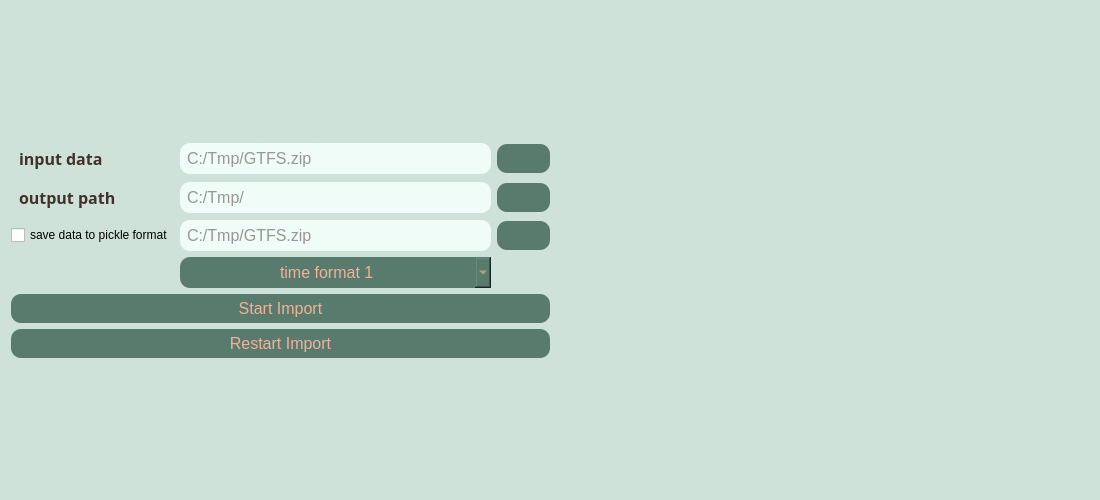
Qt form view/ui/create_table_import.ui (Themishau/GTFStoFahrplan) before a commit.
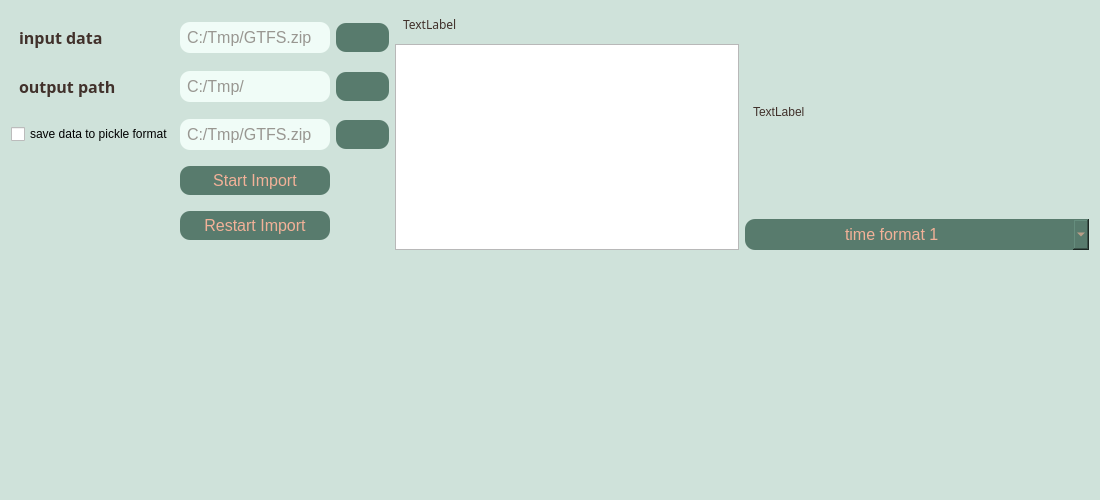
The same form after that commit. Icons and pictures are not drawn.

Commit message:
refactor(Create_Plan): added cancel function and deleted unused code accept also new gtfs format (vrr etc.)
updated packages and python venv

```diff
--- a/view/ui/create_table_import.ui
+++ b/view/ui/create_table_import.ui
@@ -83,65 +83,51 @@
   </property>
   <layout class="QGridLayout" name="gridLayout_2">
    <property name="sizeConstraint">
-    <enum>QLayout::SetMaximumSize</enum>
+    <enum>QLayout::SetDefaultConstraint</enum>
    </property>
    <item row="0" column="1" colspan="2">
     <layout class="QGridLayout" name="gridLayout">
      <property name="sizeConstraint">
       <enum>QLayout::SetMaximumSize</enum>
      </property>
-     <item row="10" column="1">
-      <layout class="QGridLayout" name="gridLayout_5"/>
-     </item>
-     <item row="18" column="1">
-      <spacer name="verticalSpacer">
-       <property name="orientation">
-        <enum>Qt::Vertical</enum>
-       </property>
-       <property name="sizeHint" stdset="0">
-        <size>
-         <width>20</width>
-         <height>40</height>
-        </size>
-       </property>
-      </spacer>
-     </item>
-     <item row="18" column="4">
-      <spacer name="horizontalSpacer">
-       <property name="orientation">
-        <enum>Qt::Horizontal</enum>
-       </property>
-       <property name="sizeHint" stdset="0">
-        <size>
-         <width>40</width>
-         <height>20</height>
-        </size>
-       </property>
-      </spacer>
-     </item>
-     <item row="0" column="3">
-      <layout class="QGridLayout" name="gridLayout_4"/>
-     </item>
-     <item row="8" column="1">
-      <widget class="QPushButton" name="btnRestart">
-       <property name="enabled">
-        <bool>false</bool>
-       </property>
-       <property name="font">
-        <font>
-         <pointsize>12</pointsize>
-        </font>
-       </property>
-       <property name="styleSheet">
-        <string notr="true"/>
-       </property>
-       <property name="text">
-        <string>Restart Import</string>
-       </property>
-      </widget>
-     </item>
-     <item row="6" column="1">
+     <item row="0" column="0">
       <layout class="QGridLayout" name="gridLayout_3">
+       <item row="1" column="0">
+        <widget class="QLabel" name="label_11">
+         <property name="font">
+          <font>
+           <family>MS Reference Sans Serif</family>
+          </font>
+         </property>
+         <property name="styleSheet">
+          <string notr="true"/>
+         </property>
+         <property name="text">
+          <string>&lt;html&gt;&lt;head/&gt;&lt;body&gt;&lt;p&gt;&lt;span style=&quot; font-size:12pt; font-weight:600;&quot;&gt;input data&lt;/span&gt;&lt;/p&gt;&lt;/body&gt;&lt;/html&gt;</string>
+         </property>
+         <property name="buddy">
+          <cstring>lineInputPath</cstring>
+         </property>
+        </widget>
+       </item>
+       <item row="4" column="1">
+        <widget class="QPushButton" name="btnImport">
+         <property name="enabled">
+          <bool>true</bool>
+         </property>
+         <property name="font">
+          <font>
+           <pointsize>12</pointsize>
+          </font>
+         </property>
+         <property name="styleSheet">
+          <string notr="true"/>
+         </property>
+         <property name="text">
+          <string>Start Import</string>
+         </property>
+        </widget>
+       </item>
        <item row="3" column="2">
         <widget class="QPushButton" name="btnGetPickleFile">
          <property name="enabled">
@@ -183,21 +169,6 @@
          </property>
         </widget>
        </item>
-       <item row="1" column="0">
-        <widget class="QLabel" name="label_11">
-         <property name="font">
-          <font>
-           <family>MS Reference Sans Serif</family>
-          </font>
-         </property>
-         <property name="styleSheet">
-          <string notr="true"/>
-         </property>
-         <property name="text">
-          <string>&lt;html&gt;&lt;head/&gt;&lt;body&gt;&lt;p&gt;&lt;span style=&quot; font-size:12pt; font-weight:600;&quot;&gt;input data&lt;/span&gt;&lt;/p&gt;&lt;/body&gt;&lt;/html&gt;</string>
-         </property>
-        </widget>
-       </item>
        <item row="2" column="2">
         <widget class="QPushButton" name="btnGetOutputDir">
          <property name="enabled">
@@ -220,21 +191,6 @@
          </property>
         </widget>
        </item>
-       <item row="2" column="0">
-        <widget class="QLabel" name="label_10">
-         <property name="font">
-          <font>
-           <family>MS Reference Sans Serif</family>
-          </font>
-         </property>
-         <property name="styleSheet">
-          <string notr="true"/>
-         </property>
-         <property name="text">
-          <string>&lt;html&gt;&lt;head/&gt;&lt;body&gt;&lt;p&gt;&lt;span style=&quot; font-size:12pt; font-weight:600;&quot;&gt;output path&lt;/span&gt;&lt;/p&gt;&lt;/body&gt;&lt;/html&gt;</string>
-         </property>
-        </widget>
-       </item>
        <item row="3" column="1">
         <widget class="QLineEdit" name="picklesavename">
          <property name="font">
@@ -248,36 +204,14 @@
          <property name="text">
           <string/>
          </property>
+         <property name="readOnly">
+          <bool>true</bool>
+         </property>
          <property name="placeholderText">
           <string>C:/Tmp/GTFS.zip</string>
          </property>
         </widget>
        </item>
-       <item row="4" column="1">
-        <widget class="QComboBox" name="comboBox_display">
-         <property name="enabled">
-          <bool>true</bool>
-         </property>
-         <property name="font">
-          <font>
-           <pointsize>12</pointsize>
-          </font>
-         </property>
-         <property name="styleSheet">
-          <string notr="true"/>
-         </property>
-         <item>
-          <property name="text">
-           <string>time format 1</string>
-          </property>
-         </item>
-         <item>
-          <property name="text">
-           <string>time format 2</string>
-          </property>
-         </item>
-        </widget>
-       </item>
        <item row="1" column="2">
         <widget class="QPushButton" name="btnGetFile">
          <property name="enabled">
@@ -313,11 +247,32 @@
          <property name="text">
           <string/>
          </property>
+         <property name="readOnly">
+          <bool>true</bool>
+         </property>
          <property name="placeholderText">
           <string>C:/Tmp/</string>
          </property>
         </widget>
        </item>
+       <item row="2" column="0">
+        <widget class="QLabel" name="label_10">
+         <property name="font">
+          <font>
+           <family>MS Reference Sans Serif</family>
+          </font>
+         </property>
+         <property name="styleSheet">
+          <string notr="true"/>
+         </property>
+         <property name="text">
+          <string>&lt;html&gt;&lt;head/&gt;&lt;body&gt;&lt;p&gt;&lt;span style=&quot; font-size:12pt; font-weight:600;&quot;&gt;output path&lt;/span&gt;&lt;/p&gt;&lt;/body&gt;&lt;/html&gt;</string>
+         </property>
+         <property name="buddy">
+          <cstring>lineOutputPath</cstring>
+         </property>
+        </widget>
+       </item>
        <item row="1" column="1">
         <widget class="QLineEdit" name="lineInputPath">
          <property name="font">
@@ -331,43 +286,116 @@
          <property name="text">
           <string/>
          </property>
+         <property name="readOnly">
+          <bool>true</bool>
+         </property>
          <property name="placeholderText">
           <string>C:/Tmp/GTFS.zip</string>
          </property>
         </widget>
        </item>
+       <item row="5" column="1">
+        <widget class="QPushButton" name="btnRestart">
+         <property name="enabled">
+          <bool>false</bool>
+         </property>
+         <property name="font">
+          <font>
+           <pointsize>12</pointsize>
+          </font>
+         </property>
+         <property name="styleSheet">
+          <string notr="true"/>
+         </property>
+         <property name="text">
+          <string>Restart Import</string>
+         </property>
+        </widget>
+       </item>
       </layout>
      </item>
-     <item row="7" column="1">
-      <widget class="QPushButton" name="btnImport">
-       <property name="enabled">
-        <bool>true</bool>
+     <item row="18" column="1">
+      <spacer name="verticalSpacer">
+       <property name="orientation">
+        <enum>Qt::Vertical</enum>
        </property>
-       <property name="font">
-        <font>
-         <pointsize>12</pointsize>
-        </font>
+       <property name="sizeHint" stdset="0">
+        <size>
+         <width>20</width>
+         <height>40</height>
+        </size>
        </property>
-       <property name="styleSheet">
-        <string notr="true"/>
+      </spacer>
+     </item>
+     <item row="18" column="5">
+      <spacer name="horizontalSpacer">
+       <property name="orientation">
+        <enum>Qt::Horizontal</enum>
        </property>
-       <property name="text">
-        <string>Start Import</string>
+       <property name="sizeHint" stdset="0">
+        <size>
+         <width>40</width>
+         <height>20</height>
+        </size>
        </property>
-      </widget>
+      </spacer>
      </item>
      <item row="0" column="1">
-      <spacer name="verticalSpacer_2">
-       <property name="orientation">
-        <enum>Qt::Vertical</enum>
-       </property>
-       <property name="sizeHint" stdset="0">
-        <size>
-         <width>20</width>
-         <height>40</height>
-        </size>
-       </property>
-      </spacer>
+      <layout class="QGridLayout" name="gridLayout_5">
+       <item row="1" column="0">
+        <widget class="QTableWidget" name="tableWidget"/>
+       </item>
+       <item row="0" column="0">
+        <widget class="QLabel" name="import_file_table_label">
+         <property name="font">
+          <font>
+           <family>MS Reference Sans Serif</family>
+           <weight>50</weight>
+           <bold>false</bold>
+          </font>
+         </property>
+         <property name="text">
+          <string>TextLabel</string>
+         </property>
+        </widget>
+       </item>
+      </layout>
+     </item>
+     <item row="0" column="5">
+      <layout class="QGridLayout" name="gridLayout_4">
+       <item row="1" column="0">
+        <widget class="QComboBox" name="comboBox_display">
+         <property name="enabled">
+          <bool>true</bool>
+         </property>
+         <property name="font">
+          <font>
+           <pointsize>12</pointsize>
+          </font>
+         </property>
+         <property name="styleSheet">
+          <string notr="true"/>
+         </property>
+         <item>
+          <property name="text">
+           <string>time format 1</string>
+          </property>
+         </item>
+         <item>
+          <property name="text">
+           <string>time format 2</string>
+          </property>
+         </item>
+        </widget>
+       </item>
+       <item row="0" column="0">
+        <widget class="QLabel" name="label">
+         <property name="text">
+          <string>TextLabel</string>
+         </property>
+        </widget>
+       </item>
+      </layout>
      </item>
     </layout>
    </item>
```
Left out of the diff: 19 changed lines with no effect on the pictures. The commit also changes 4 other files.
